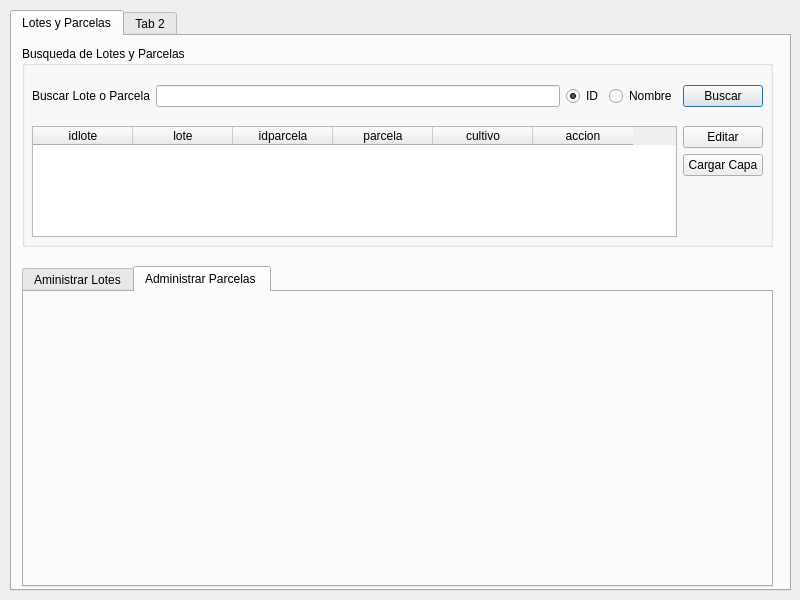
The window that ui/agrae_main.ui (franciscocontreras93/agrae) describes before a commit, drawn with Qt 5.
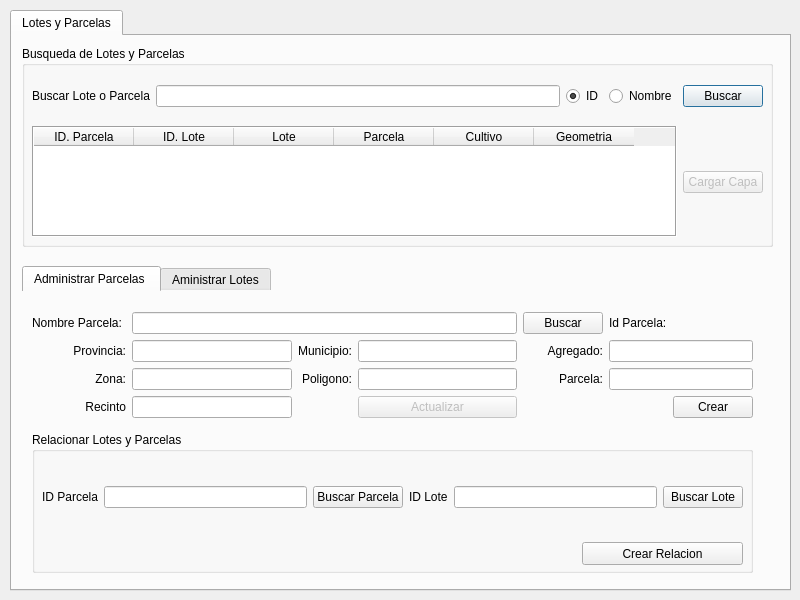
The same window after the commit. The open tabs and pages were chosen to show the change.

Diff of the .ui file:
```diff
--- a/ui/agrae_main.ui
+++ b/ui/agrae_main.ui
@@ -40,6 +40,12 @@
      <height>581</height>
     </rect>
    </property>
+   <property name="styleSheet">
+    <string notr="true"/>
+   </property>
+   <property name="currentIndex">
+    <number>0</number>
+   </property>
    <widget class="QWidget" name="lotes_tab">
     <attribute name="title">
      <string>Lotes y Parcelas</string>
@@ -80,7 +86,11 @@
         </widget>
        </item>
        <item row="0" column="1">
-        <widget class="QLineEdit" name="line_buscar"/>
+        <widget class="QLineEdit" name="line_buscar">
+         <property name="inputMethodHints">
+          <set>Qt::ImhUppercaseOnly</set>
+         </property>
+        </widget>
        </item>
        <item row="0" column="0">
         <widget class="QLabel" name="label">
@@ -115,54 +125,77 @@
        </rect>
       </property>
       <layout class="QGridLayout" name="gridLayout_4" rowstretch="0,0,0" columnstretch="2,0">
-       <item row="0" column="0" rowspan="3">
-        <widget class="QTableWidget" name="tableWidget">
-         <column>
-          <property name="text">
-           <string>idlote</string>
-          </property>
-         </column>
-         <column>
-          <property name="text">
-           <string>lote</string>
-          </property>
-         </column>
-         <column>
-          <property name="text">
-           <string>idparcela</string>
-          </property>
-         </column>
-         <column>
-          <property name="text">
-           <string>parcela</string>
-          </property>
-         </column>
-         <column>
-          <property name="text">
-           <string>cultivo</string>
-          </property>
-         </column>
-         <column>
-          <property name="text">
-           <string>accion</string>
-          </property>
-         </column>
-        </widget>
-       </item>
-       <item row="0" column="1">
-        <widget class="QPushButton" name="pushButton">
-         <property name="text">
-          <string>Editar</string>
-         </property>
-        </widget>
-       </item>
        <item row="1" column="1">
-        <widget class="QPushButton" name="pushButton_3">
+        <widget class="QPushButton" name="btn_add_layer">
+         <property name="enabled">
+          <bool>false</bool>
+         </property>
          <property name="text">
           <string>Cargar Capa</string>
          </property>
         </widget>
        </item>
+       <item row="0" column="0" rowspan="3">
+        <widget class="QTableWidget" name="tableWidget">
+         <property name="contextMenuPolicy">
+          <enum>Qt::CustomContextMenu</enum>
+         </property>
+         <property name="frameShape">
+          <enum>QFrame::Box</enum>
+         </property>
+         <property name="frameShadow">
+          <enum>QFrame::Sunken</enum>
+         </property>
+         <property name="sizeAdjustPolicy">
+          <enum>QAbstractScrollArea::AdjustToContents</enum>
+         </property>
+         <property name="dragDropOverwriteMode">
+          <bool>false</bool>
+         </property>
+         <property name="alternatingRowColors">
+          <bool>true</bool>
+         </property>
+         <property name="showGrid">
+          <bool>true</bool>
+         </property>
+         <property name="sortingEnabled">
+          <bool>false</bool>
+         </property>
+         <property name="cornerButtonEnabled">
+          <bool>false</bool>
+         </property>
+         <column>
+          <property name="text">
+           <string>ID. Parcela</string>
+          </property>
+         </column>
+         <column>
+          <property name="text">
+           <string>ID. Lote</string>
+          </property>
+         </column>
+         <column>
+          <property name="text">
+           <string>Lote</string>
+          </property>
+         </column>
+         <column>
+          <property name="text">
+           <string>Parcela</string>
+          </property>
+         </column>
+         <column>
+          <property name="text">
+           <string>Cultivo</string>
+          </property>
+         </column>
+         <column>
+          <property name="text">
+           <string>Geometria</string>
+          </property>
+         </column>
+        </widget>
+       </item>
       </layout>
      </widget>
     </widget>
@@ -175,9 +208,266 @@
        <height>321</height>
       </rect>
      </property>
+     <property name="styleSheet">
+      <string notr="true">::pane{border: 0}</string>
+     </property>
      <property name="currentIndex">
-      <number>0</number>
+      <number>1</number>
      </property>
+     <widget class="QWidget" name="tab_admin_pl">
+      <attribute name="title">
+       <string>Administrar Parcelas </string>
+      </attribute>
+      <widget class="QWidget" name="gridLayoutWidget_8">
+       <property name="geometry">
+        <rect>
+         <x>10</x>
+         <y>20</y>
+         <width>721</width>
+         <height>106</height>
+        </rect>
+       </property>
+       <layout class="QGridLayout" name="gridLayout_8" columnstretch="0,0,0,0,0,0,0">
+        <property name="sizeConstraint">
+         <enum>QLayout::SetDefaultConstraint</enum>
+        </property>
+        <item row="1" column="2">
+         <widget class="QLabel" name="label_35">
+          <property name="text">
+           <string>Municipio:</string>
+          </property>
+          <property name="alignment">
+           <set>Qt::AlignRight|Qt::AlignTrailing|Qt::AlignVCenter</set>
+          </property>
+         </widget>
+        </item>
+        <item row="1" column="3">
+         <widget class="QLineEdit" name="ln_par_mcpo"/>
+        </item>
+        <item row="1" column="1">
+         <widget class="QLineEdit" name="ln_par_provincia"/>
+        </item>
+        <item row="1" column="4">
+         <widget class="QLabel" name="label_60">
+          <property name="text">
+           <string>Agregado:</string>
+          </property>
+          <property name="alignment">
+           <set>Qt::AlignRight|Qt::AlignTrailing|Qt::AlignVCenter</set>
+          </property>
+         </widget>
+        </item>
+        <item row="1" column="0">
+         <widget class="QLabel" name="label_34">
+          <property name="text">
+           <string>Provincia:</string>
+          </property>
+          <property name="alignment">
+           <set>Qt::AlignRight|Qt::AlignTrailing|Qt::AlignVCenter</set>
+          </property>
+         </widget>
+        </item>
+        <item row="2" column="3">
+         <widget class="QLineEdit" name="ln_par_poly"/>
+        </item>
+        <item row="2" column="1">
+         <widget class="QLineEdit" name="ln_par_zona"/>
+        </item>
+        <item row="3" column="6">
+         <widget class="QPushButton" name="btn_par_create">
+          <property name="text">
+           <string>Crear</string>
+          </property>
+         </widget>
+        </item>
+        <item row="3" column="1">
+         <widget class="QLineEdit" name="ln_par_recinto"/>
+        </item>
+        <item row="2" column="2">
+         <widget class="QLabel" name="label_33">
+          <property name="text">
+           <string>Poligono:</string>
+          </property>
+          <property name="alignment">
+           <set>Qt::AlignRight|Qt::AlignTrailing|Qt::AlignVCenter</set>
+          </property>
+         </widget>
+        </item>
+        <item row="2" column="0">
+         <widget class="QLabel" name="label_32">
+          <property name="text">
+           <string>Zona:</string>
+          </property>
+          <property name="alignment">
+           <set>Qt::AlignRight|Qt::AlignTrailing|Qt::AlignVCenter</set>
+          </property>
+         </widget>
+        </item>
+        <item row="2" column="4">
+         <widget class="QLabel" name="label_61">
+          <property name="text">
+           <string>Parcela:</string>
+          </property>
+          <property name="alignment">
+           <set>Qt::AlignRight|Qt::AlignTrailing|Qt::AlignVCenter</set>
+          </property>
+         </widget>
+        </item>
+        <item row="0" column="1" colspan="3">
+         <widget class="QLineEdit" name="ln_par_nombre"/>
+        </item>
+        <item row="0" column="0">
+         <widget class="QLabel" name="label_31">
+          <property name="text">
+           <string>Nombre Parcela: </string>
+          </property>
+         </widget>
+        </item>
+        <item row="3" column="0">
+         <widget class="QLabel" name="label_62">
+          <property name="text">
+           <string>Recinto</string>
+          </property>
+          <property name="alignment">
+           <set>Qt::AlignRight|Qt::AlignTrailing|Qt::AlignVCenter</set>
+          </property>
+         </widget>
+        </item>
+        <item row="0" column="4">
+         <widget class="QPushButton" name="btn_buscar_parcela">
+          <property name="text">
+           <string>Buscar</string>
+          </property>
+         </widget>
+        </item>
+        <item row="3" column="3">
+         <widget class="QPushButton" name="btn_par_update">
+          <property name="enabled">
+           <bool>false</bool>
+          </property>
+          <property name="text">
+           <string>Actualizar</string>
+          </property>
+         </widget>
+        </item>
+        <item row="0" column="6">
+         <widget class="QLabel" name="lbl_id_parcela">
+          <property name="text">
+           <string/>
+          </property>
+          <property name="alignment">
+           <set>Qt::AlignCenter</set>
+          </property>
+         </widget>
+        </item>
+        <item row="0" column="5">
+         <widget class="QLabel" name="label_37">
+          <property name="text">
+           <string>Id Parcela:</string>
+          </property>
+         </widget>
+        </item>
+        <item row="1" column="5" colspan="2">
+         <widget class="QLineEdit" name="ln_par_agg"/>
+        </item>
+        <item row="2" column="5" colspan="2">
+         <widget class="QLineEdit" name="ln_par_parcela"/>
+        </item>
+       </layout>
+      </widget>
+      <widget class="QGroupBox" name="groupBox_2">
+       <property name="geometry">
+        <rect>
+         <x>10</x>
+         <y>140</y>
+         <width>721</width>
+         <height>141</height>
+        </rect>
+       </property>
+       <property name="title">
+        <string>Relacionar Lotes y Parcelas</string>
+       </property>
+       <widget class="QWidget" name="gridLayoutWidget_9">
+        <property name="geometry">
+         <rect>
+          <x>10</x>
+          <y>30</y>
+          <width>701</width>
+          <height>71</height>
+         </rect>
+        </property>
+        <layout class="QGridLayout" name="gridLayout_9" columnstretch="0,0,0,0,0,0">
+         <property name="sizeConstraint">
+          <enum>QLayout::SetDefaultConstraint</enum>
+         </property>
+         <item row="0" column="1">
+          <widget class="QLineEdit" name="ln_rel_parcela">
+           <property name="enabled">
+            <bool>true</bool>
+           </property>
+           <property name="readOnly">
+            <bool>true</bool>
+           </property>
+          </widget>
+         </item>
+         <item row="0" column="4">
+          <widget class="QLineEdit" name="ln_rel_lote">
+           <property name="readOnly">
+            <bool>true</bool>
+           </property>
+          </widget>
+         </item>
+         <item row="0" column="3">
+          <widget class="QLabel" name="label_38">
+           <property name="text">
+            <string>ID Lote</string>
+           </property>
+          </widget>
+         </item>
+         <item row="0" column="0">
+          <widget class="QLabel" name="label_36">
+           <property name="layoutDirection">
+            <enum>Qt::LeftToRight</enum>
+           </property>
+           <property name="text">
+            <string>ID Parcela</string>
+           </property>
+           <property name="alignment">
+            <set>Qt::AlignRight|Qt::AlignTrailing|Qt::AlignVCenter</set>
+           </property>
+          </widget>
+         </item>
+         <item row="0" column="5">
+          <widget class="QPushButton" name="btn_buscar_lote_2">
+           <property name="text">
+            <string>Buscar Lote</string>
+           </property>
+          </widget>
+         </item>
+         <item row="0" column="2">
+          <widget class="QPushButton" name="btn_buscar_parcela_2">
+           <property name="text">
+            <string>Buscar Parcela</string>
+           </property>
+          </widget>
+         </item>
+        </layout>
+       </widget>
+       <widget class="QPushButton" name="btn_rel_create">
+        <property name="geometry">
+         <rect>
+          <x>550</x>
+          <y>110</y>
+          <width>161</width>
+          <height>23</height>
+         </rect>
+        </property>
+        <property name="text">
+         <string>Crear Relacion</string>
+        </property>
+       </widget>
+      </widget>
+     </widget>
      <widget class="QWidget" name="tab_lote">
       <attribute name="title">
        <string>Aministrar Lotes</string>
@@ -186,45 +476,36 @@
        <property name="geometry">
         <rect>
          <x>10</x>
-         <y>9</y>
+         <y>20</y>
          <width>721</width>
-         <height>103</height>
+         <height>101</height>
         </rect>
        </property>
-       <layout class="QGridLayout" name="gridLayout_2" columnstretch="0,1,0,0,0,1,0">
+       <layout class="QGridLayout" name="gridLayout_2" columnstretch="0,0,0,0,0,0,0,0">
         <property name="sizeConstraint">
          <enum>QLayout::SetDefaultConstraint</enum>
         </property>
-        <item row="1" column="2">
-         <widget class="QLabel" name="label_6">
+        <item row="0" column="3">
+         <widget class="QLabel" name="label_5">
           <property name="layoutDirection">
            <enum>Qt::LeftToRight</enum>
           </property>
           <property name="text">
-           <string>Fecha Cosecha:</string>
+           <string>Fecha Siembra:</string>
           </property>
           <property name="alignment">
            <set>Qt::AlignRight|Qt::AlignTrailing|Qt::AlignVCenter</set>
           </property>
          </widget>
         </item>
-        <item row="2" column="2">
-         <widget class="QPushButton" name="btn_buscar2">
+        <item row="0" column="2">
+         <widget class="QPushButton" name="btn_buscar_lote">
           <property name="text">
            <string>Buscar Lote</string>
           </property>
          </widget>
         </item>
-        <item row="2" column="1">
-         <widget class="QLineEdit" name="cl_name_lote"/>
-        </item>
-        <item row="1" column="1">
-         <widget class="QLineEdit" name="cl_id_cultivo"/>
-        </item>
-        <item row="0" column="1">
-         <widget class="QLineEdit" name="cl_id_explotacion"/>
-        </item>
-        <item row="0" column="0">
+        <item row="1" column="0">
          <widget class="QLabel" name="label_2">
           <property name="layoutDirection">
            <enum>Qt::LeftToRight</enum>
@@ -237,53 +518,7 @@
           </property>
          </widget>
         </item>
-        <item row="2" column="0">
-         <widget class="QLabel" name="label_4">
-          <property name="layoutDirection">
-           <enum>Qt::LeftToRight</enum>
-          </property>
-          <property name="text">
-           <string>Nombre Lote:</string>
-          </property>
-          <property name="alignment">
-           <set>Qt::AlignRight|Qt::AlignTrailing|Qt::AlignVCenter</set>
-          </property>
-         </widget>
-        </item>
-        <item row="1" column="0">
-         <widget class="QLabel" name="label_3">
-          <property name="layoutDirection">
-           <enum>Qt::LeftToRight</enum>
-          </property>
-          <property name="text">
-           <string>Id. Cultivo:</string>
-          </property>
-          <property name="alignment">
-           <set>Qt::AlignRight|Qt::AlignTrailing|Qt::AlignVCenter</set>
-          </property>
-         </widget>
-        </item>
-        <item row="0" column="2">
-         <widget class="QLabel" name="label_5">
-          <property name="layoutDirection">
-           <enum>Qt::LeftToRight</enum>
-          </property>
-          <property name="text">
-           <string>Fecha Siembra:</string>
-          </property>
-          <property name="alignment">
-           <set>Qt::AlignRight|Qt::AlignTrailing|Qt::AlignVCenter</set>
-          </property>
-         </widget>
-        </item>
-        <item row="2" column="4">
-         <widget class="QPushButton" name="btn_actualizar">
-          <property name="text">
-           <string>Actualizar</string>
-          </property>
-         </widget>
-        </item>
-        <item row="1" column="3" colspan="4">
+        <item row="1" column="4" colspan="4">
          <widget class="QDateEdit" name="cl_date_cosecha">
           <property name="dateTime">
            <datetime>
@@ -310,7 +545,20 @@
           </property>
          </widget>
         </item>
-        <item row="0" column="3" colspan="4">
+        <item row="1" column="3">
+         <widget class="QLabel" name="label_6">
+          <property name="layoutDirection">
+           <enum>Qt::LeftToRight</enum>
+          </property>
+          <property name="text">
+           <string>Fecha Cosecha:</string>
+          </property>
+          <property name="alignment">
+           <set>Qt::AlignRight|Qt::AlignTrailing|Qt::AlignVCenter</set>
+          </property>
+         </widget>
+        </item>
+        <item row="0" column="4" colspan="4">
          <widget class="QDateEdit" name="cl_date_siembra">
           <property name="dateTime">
            <datetime>
@@ -337,24 +585,86 @@
           </property>
          </widget>
         </item>
-        <item row="2" column="5">
+        <item row="0" column="1">
+         <widget class="QLineEdit" name="cl_name_lote"/>
+        </item>
+        <item row="1" column="2">
+         <widget class="QPushButton" name="btn_buscar_exp">
+          <property name="text">
+           <string>Buscar Exp.</string>
+          </property>
+         </widget>
+        </item>
+        <item row="2" column="0">
+         <widget class="QLabel" name="label_3">
+          <property name="layoutDirection">
+           <enum>Qt::LeftToRight</enum>
+          </property>
+          <property name="text">
+           <string>Id. Cultivo:</string>
+          </property>
+          <property name="alignment">
+           <set>Qt::AlignRight|Qt::AlignTrailing|Qt::AlignVCenter</set>
+          </property>
+         </widget>
+        </item>
+        <item row="0" column="0">
+         <widget class="QLabel" name="label_4">
+          <property name="layoutDirection">
+           <enum>Qt::LeftToRight</enum>
+          </property>
+          <property name="text">
+           <string>Nombre Lote:</string>
+          </property>
+          <property name="alignment">
+           <set>Qt::AlignRight|Qt::AlignTrailing|Qt::AlignVCenter</set>
+          </property>
+         </widget>
+        </item>
+        <item row="2" column="2">
+         <widget class="QPushButton" name="btn_buscar_cult">
+          <property name="text">
+           <string>Buscar Cult.</string>
+          </property>
+         </widget>
+        </item>
+        <item row="2" column="4" colspan="4">
          <widget class="QPushButton" name="btn_crear">
           <property name="text">
            <string>Crear</string>
           </property>
          </widget>
         </item>
+        <item row="2" column="3">
+         <widget class="QPushButton" name="btn_actualizar">
+          <property name="enabled">
+           <bool>false</bool>
+          </property>
+          <property name="text">
+           <string>Actualizar</string>
+          </property>
+         </widget>
+        </item>
+        <item row="2" column="1">
+         <widget class="QLineEdit" name="cl_id_cultivo"/>
+        </item>
+        <item row="1" column="1">
+         <widget class="QLineEdit" name="cl_id_exp"/>
+        </item>
        </layout>
       </widget>
       <widget class="QTabWidget" name="tabWidget_3">
        <property name="geometry">
         <rect>
          <x>10</x>
-         <y>120</y>
+         <y>130</y>
          <width>721</width>
-         <height>171</height>
+         <height>161</height>
         </rect>
        </property>
+       <property name="styleSheet">
+        <string notr="true"/>
+       </property>
        <property name="tabPosition">
         <enum>QTabWidget::North</enum>
        </property>
@@ -362,7 +672,7 @@
         <enum>QTabWidget::Rounded</enum>
        </property>
        <property name="currentIndex">
-        <number>3</number>
+        <number>1</number>
        </property>
        <widget class="QWidget" name="tab">
         <attribute name="title">
@@ -373,11 +683,11 @@
           <rect>
            <x>10</x>
            <y>10</y>
-           <width>681</width>
-           <height>131</height>
+           <width>691</width>
+           <height>111</height>
           </rect>
          </property>
-         <layout class="QGridLayout" name="gridLayout_3" columnstretch="0,0,0,0,0,0,0,0">
+         <layout class="QGridLayout" name="gridLayout_3" columnstretch="0,0,0,0,0,0">
           <property name="sizeConstraint">
            <enum>QLayout::SetDefaultConstraint</enum>
           </property>
@@ -482,15 +792,15 @@
        </widget>
        <widget class="QWidget" name="tab_3">
         <attribute name="title">
-         <string>Fertilizante CBO1</string>
+         <string>Fertilizante COB1</string>
         </attribute>
         <widget class="QWidget" name="gridLayoutWidget_5">
          <property name="geometry">
           <rect>
            <x>10</x>
            <y>10</y>
-           <width>681</width>
-           <height>131</height>
+           <width>691</width>
+           <height>111</height>
           </rect>
          </property>
          <layout class="QGridLayout" name="gridLayout_5" columnstretch="0,0,0,0,0,0">
@@ -524,7 +834,7 @@
            </widget>
           </item>
           <item row="0" column="1">
-           <widget class="QDateEdit" name="date_cbo">
+           <widget class="QDateEdit" name="date_cob">
             <property name="dateTime">
              <datetime>
               <hour>0</hour>
@@ -551,10 +861,10 @@
            </widget>
           </item>
           <item row="0" column="5">
-           <widget class="QLineEdit" name="line_cbo_precio"/>
+           <widget class="QLineEdit" name="line_cob_precio"/>
           </item>
           <item row="0" column="3">
-           <widget class="QLineEdit" name="line_cbo_formula"/>
+           <widget class="QLineEdit" name="line_cob_formula"/>
           </item>
           <item row="0" column="4">
            <widget class="QLabel" name="label_11">
@@ -571,7 +881,7 @@
            </widget>
           </item>
           <item row="1" column="1">
-           <widget class="QLineEdit" name="line_cbo_calculado"/>
+           <widget class="QLineEdit" name="line_cob_calculado"/>
           </item>
           <item row="1" column="2">
            <widget class="QLabel" name="label_17">
@@ -581,7 +891,7 @@
            </widget>
           </item>
           <item row="1" column="3">
-           <widget class="QLineEdit" name="line_cbo_ajustado"/>
+           <widget class="QLineEdit" name="line_cob_ajustado"/>
           </item>
           <item row="1" column="4">
            <widget class="QLabel" name="label_18">
@@ -591,22 +901,22 @@
            </widget>
           </item>
           <item row="1" column="5">
-           <widget class="QLineEdit" name="line_cbo_aplicado"/>
+           <widget class="QLineEdit" name="line_cob_aplicado"/>
           </item>
          </layout>
         </widget>
        </widget>
        <widget class="QWidget" name="tab_4">
         <attribute name="title">
-         <string>Fertilizante CBO2</string>
+         <string>Fertilizante COB2</string>
         </attribute>
         <widget class="QWidget" name="gridLayoutWidget_6">
          <property name="geometry">
           <rect>
            <x>10</x>
            <y>10</y>
-           <width>681</width>
-           <height>131</height>
+           <width>691</width>
+           <height>111</height>
           </rect>
          </property>
          <layout class="QGridLayout" name="gridLayout_6" columnstretch="0,0,0,0,0,0">
@@ -640,7 +950,7 @@
            </widget>
           </item>
           <item row="0" column="1">
-           <widget class="QDateEdit" name="date_cbo_2">
+           <widget class="QDateEdit" name="date_cob_2">
             <property name="dateTime">
              <datetime>
               <hour>0</hour>
@@ -667,10 +977,10 @@
            </widget>
           </item>
           <item row="0" column="5">
-           <widget class="QLineEdit" name="line_cbo_precio_2"/>
+           <widget class="QLineEdit" name="line_cob_precio_2"/>
           </item>
           <item row="0" column="3">
-           <widget class="QLineEdit" name="line_cbo_formula_2"/>
+           <widget class="QLineEdit" name="line_cob_formula_2"/>
           </item>
           <item row="0" column="4">
            <widget class="QLabel" name="label_21">
@@ -687,7 +997,7 @@
            </widget>
           </item>
           <item row="1" column="1">
-           <widget class="QLineEdit" name="line_cbo_calculado_2"/>
+           <widget class="QLineEdit" name="line_cob_calculado_2"/>
           </item>
           <item row="1" column="2">
            <widget class="QLabel" name="label_23">
@@ -697,7 +1007,7 @@
            </widget>
           </item>
           <item row="1" column="3">
-           <widget class="QLineEdit" name="line_cbo_ajustado_2"/>
+           <widget class="QLineEdit" name="line_cob_ajustado_2"/>
           </item>
           <item row="1" column="4">
            <widget class="QLabel" name="label_24">
@@ -707,22 +1017,22 @@
            </widget>
           </item>
           <item row="1" column="5">
-           <widget class="QLineEdit" name="line_cbo_aplicado_2"/>
+           <widget class="QLineEdit" name="line_cob_aplicado_2"/>
           </item>
          </layout>
         </widget>
        </widget>
        <widget class="QWidget" name="tab_5">
         <attribute name="title">
-         <string>Fertilizante CBO3</string>
+         <string>Fertilizante COB3</string>
         </attribute>
         <widget class="QWidget" name="gridLayoutWidget_7">
          <property name="geometry">
           <rect>
            <x>10</x>
            <y>10</y>
-           <width>681</width>
-           <height>131</height>
+           <width>691</width>
+           <height>111</height>
           </rect>
          </property>
          <layout class="QGridLayout" name="gridLayout_7" columnstretch="0,0,0,0,0,0">
@@ -756,7 +1066,7 @@
            </widget>
           </item>
           <item row="0" column="1">
-           <widget class="QDateEdit" name="date_cbo_3">
+           <widget class="QDateEdit" name="date_cob_3">
             <property name="dateTime">
              <datetime>
               <hour>0</hour>
@@ -783,10 +1093,10 @@
            </widget>
           </item>
           <item row="0" column="5">
-           <widget class="QLineEdit" name="line_cbo_precio_3"/>
+           <widget class="QLineEdit" name="line_cob_precio_3"/>
           </item>
           <item row="0" column="3">
-           <widget class="QLineEdit" name="line_cbo_formula_3"/>
+           <widget class="QLineEdit" name="line_cob_formula_3"/>
           </item>
           <item row="0" column="4">
            <widget class="QLabel" name="label_27">
@@ -803,7 +1113,7 @@
            </widget>
           </item>
           <item row="1" column="1">
-           <widget class="QLineEdit" name="line_cbo_calculado_3"/>
+           <widget class="QLineEdit" name="line_cob_calculado_3"/>
           </item>
           <item row="1" column="2">
            <widget class="QLabel" name="label_29">
@@ -813,7 +1123,7 @@
            </widget>
           </item>
           <item row="1" column="3">
-           <widget class="QLineEdit" name="line_cbo_ajustado_3"/>
+           <widget class="QLineEdit" name="line_cob_ajustado_3"/>
           </item>
           <item row="1" column="4">
            <widget class="QLabel" name="label_30">
@@ -823,25 +1133,34 @@
            </widget>
           </item>
           <item row="1" column="5">
-           <widget class="QLineEdit" name="line_cbo_aplicado_3"/>
+           <widget class="QLineEdit" name="line_cob_aplicado_3"/>
           </item>
          </layout>
         </widget>
        </widget>
       </widget>
-     </widget>
-     <widget class="QWidget" name="tab_admin_pl">
-      <attribute name="title">
-       <string>Administrar Parcelas </string>
-      </attribute>
+      <widget class="QLabel" name="lbl_id_lote">
+       <property name="geometry">
+        <rect>
+         <x>680</x>
+         <y>0</y>
+         <width>47</width>
+         <height>20</height>
+        </rect>
+       </property>
+       <property name="font">
+        <font>
+         <weight>50</weight>
+         <bold>false</bold>
+        </font>
+       </property>
+       <property name="text">
+        <string/>
+       </property>
+      </widget>
      </widget>
     </widget>
    </widget>
-   <widget class="QWidget" name="tab_2">
-    <attribute name="title">
-     <string>Tab 2</string>
-    </attribute>
-   </widget>
   </widget>
  </widget>
  <tabstops>
```
Left out of the diff: 45 changed lines with no effect on the pictures.
